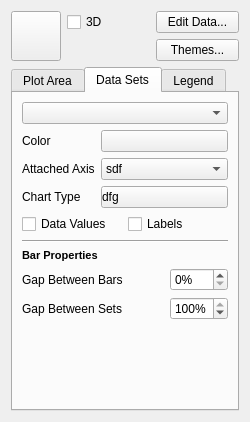
Old version of the form kchart/shape/ChartConfigWidget.ui in the repository KDE/koffice-chartingshape.
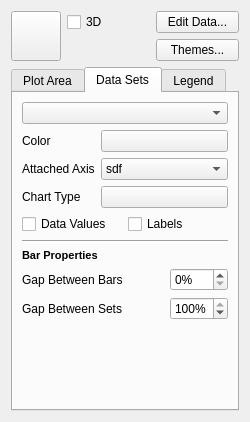
New version of the form. The open tabs and pages were chosen to show the change. Icons and pictures are not drawn. Custom widgets are drawn as their Qt base class.

Commit message: Fix wrong behaviour of axis selector in "Data Sets" tab

```diff
--- a/kchart/shape/ChartConfigWidget.ui
+++ b/kchart/shape/ChartConfigWidget.ui
@@ -384,7 +384,7 @@
           <string notr="true" >text-align:left;</string>
          </property>
          <property name="text" >
-          <string>dfg</string>
+          <string/>
          </property>
         </widget>
        </item>
```
Left out of the diff: 12 changed lines with no effect on the pictures. The commit also changes 1 other file.
